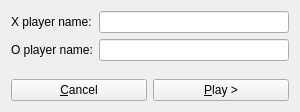
davipari95/BoardGamesQt, file classes/mdisubwindows/tictactoe/tictactoe_local_game_settings_mdisubwindow.ui: the form before one commit.
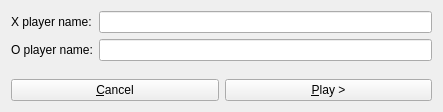
The form after the commit.

```diff
--- a/classes/mdisubwindows/tictactoe/tictactoe_local_game_settings_mdisubwindow.ui
+++ b/classes/mdisubwindows/tictactoe/tictactoe_local_game_settings_mdisubwindow.ui
@@ -6,7 +6,7 @@
    <rect>
     <x>0</x>
     <y>0</y>
-    <width>300</width>
+    <width>443</width>
     <height>112</height>
    </rect>
   </property>
```
Left out of the diff: 2 changed lines with no effect on the pictures.
